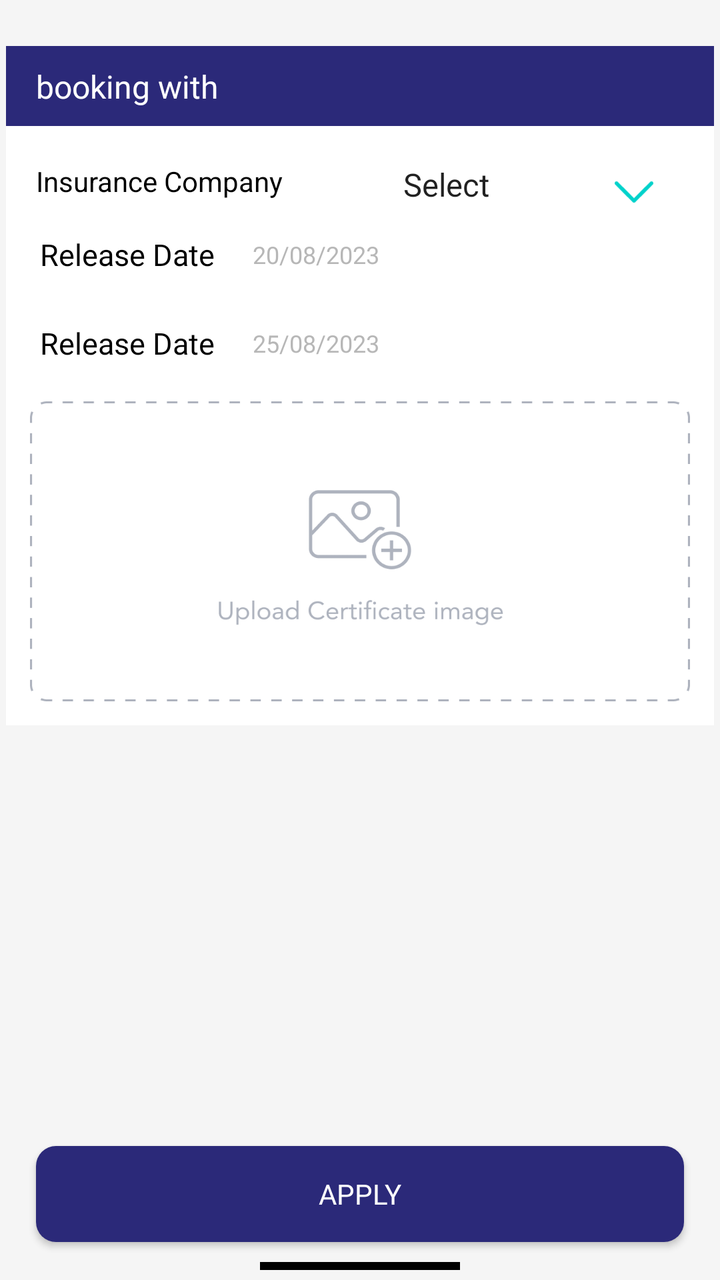
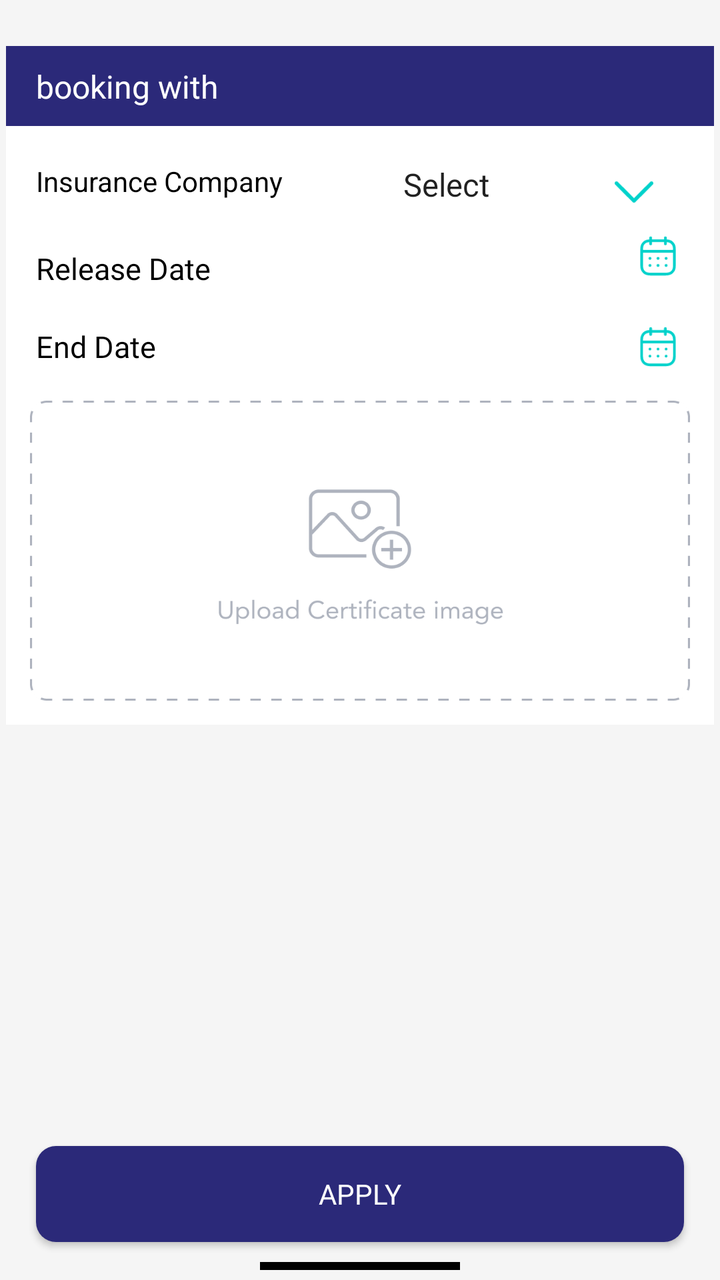

Two renders of the same Android screen: before a commit and after it. Below are the layout's source before the change and the commit's diff.
<!-- AndroidManifest.xml: application theme Theme.NewDesign -->
<!-- res/layout/layout_bottomsheet_bookwithinsurance.xml -->
<?xml version="1.0" encoding="utf-8"?>
<androidx.constraintlayout.widget.ConstraintLayout
    xmlns:android="http://schemas.android.com/apk/res/android"
    xmlns:app="http://schemas.android.com/apk/res-auto"
    xmlns:tools="http://schemas.android.com/tools"
    android:layout_width="match_parent"
    android:layout_height="450dp"
    android:id="@+id/bookwithinsurance"
    app:behavior_hideable="true"
    app:layout_behavior="com.google.android.material.bottomsheet.BottomSheetBehavior"
    android:background="@color/bg_color_gray"
    tools:context=".fragment.home.FilterFragment">

    <androidx.constraintlayout.widget.ConstraintLayout
        android:layout_width="match_parent"
        android:layout_height="match_parent"
        >



    <androidx.constraintlayout.widget.ConstraintLayout
        android:id="@+id/layout"
        android:layout_width="match_parent"
        android:layout_height="0dp"
        android:padding="3dp"
        app:layout_constraintBottom_toTopOf="@+id/btn_Apply"
        app:layout_constraintEnd_toEndOf="parent"
        app:layout_constraintStart_toStartOf="parent"
       app:layout_constraintTop_toTopOf="parent">


        <androidx.core.widget.NestedScrollView
            android:layout_width="match_parent"
            android:layout_height="wrap_content"
            app:layout_constraintTop_toTopOf="parent"
            app:layout_constraintEnd_toEndOf="parent"
            app:layout_constraintStart_toStartOf="parent"
            android:layout_marginBottom="15dp"
            >
            <androidx.constraintlayout.widget.ConstraintLayout
                android:layout_width="match_parent"
                android:layout_height="match_parent">

                <androidx.constraintlayout.widget.ConstraintLayout
                    android:id="@+id/layout_Examination"
                    android:layout_width="match_parent"
                    android:layout_height="wrap_content"
                    android:layout_marginTop="20dp"
                    android:background="@color/white"
                    app:layout_constraintEnd_toEndOf="parent"
                    app:layout_constraintStart_toStartOf="parent"
                    app:layout_constraintTop_toTopOf="parent">

                    <androidx.constraintlayout.widget.ConstraintLayout
                        android:id="@+id/layout_ExaminationtypeId"
                        android:layout_width="match_parent"
                        android:layout_height="40dp"
                        android:background="@color/blue"
                        app:layout_constraintEnd_toEndOf="parent"
                        app:layout_constraintStart_toStartOf="parent"
                        app:layout_constraintTop_toTopOf="parent">

                        <com.google.android.material.imageview.ShapeableImageView
                            android:id="@+id/iv_ExaminationtypearrowRight"
                            android:layout_width="20dp"
                            android:layout_height="20dp"
                            android:layout_marginEnd="15dp"
                            android:adjustViewBounds="true"
                            android:visibility="gone"
                            android:src="@drawable/ic_arrowup"
                            app:layout_constraintBottom_toBottomOf="parent"
                            app:layout_constraintEnd_toEndOf="parent"
                            app:layout_constraintTop_toTopOf="parent" />

                        <androidx.constraintlayout.widget.ConstraintLayout
                            android:id="@+id/layout_ivCollabsarrowdownExaminationtype"
                            android:layout_width="20dp"
                            android:layout_height="20dp"
                            android:layout_marginEnd="15dp"
                            android:background="@drawable/bg_circle"
                            android:visibility="gone"
                            app:layout_constraintBottom_toBottomOf="parent"
                            app:layout_constraintEnd_toEndOf="parent"
                            app:layout_constraintTop_toTopOf="parent">

                            <com.google.android.material.imageview.ShapeableImageView
                                android:id="@+id/ivCollabsarrowdownExaminationtype"
                                android:layout_width="12dp"
                                android:layout_height="12dp"
                                android:adjustViewBounds="true"
                                android:src="@drawable/ic_arrowdwonwhite"
                                app:layout_constraintBottom_toBottomOf="parent"
                                app:layout_constraintEnd_toEndOf="parent"
                                app:layout_constraintStart_toStartOf="parent"
                                app:layout_constraintTop_toTopOf="parent" />
                        </androidx.constraintlayout.widget.ConstraintLayout>


                        <androidx.appcompat.widget.AppCompatTextView
                            android:id="@+id/tv_Examinationtype"
                            android:layout_width="wrap_content"
                            android:layout_height="wrap_content"
                            android:layout_marginStart="15dp"
                            android:fontFamily="@font/avenirltstd_roman"
                            android:text="booking with "
                            android:textColor="@color/white"
                            android:textSize="16sp"
                            app:layout_constraintBottom_toBottomOf="parent"
                            app:layout_constraintStart_toStartOf="parent"
                            app:layout_constraintTop_toTopOf="parent" />
                    </androidx.constraintlayout.widget.ConstraintLayout>

                    <TextView android:layout_width="0dp" android:layout_height="wrap_content"
                              android:id="@+id/tv_companyname"
                              android:textColor="@color/black"
                              android:text="Insurance Company"
                              android:layout_marginStart="15dp"
                              app:layout_constraintStart_toStartOf="parent"
                              app:layout_constraintBottom_toBottomOf="@+id/layout_Examinationtypedetails"
                              app:layout_constraintTop_toBottomOf="@+id/layout_ExaminationtypeId"
                              app:layout_constraintEnd_toStartOf="@+id/layout_Examinationtypedetails"/>
                    <androidx.constraintlayout.widget.ConstraintLayout
                        android:id="@+id/layout_Examinationtypedetails"
                        android:layout_width="0dp"
                        android:layout_height="50dp"
                        android:layout_marginTop="5dp"
                        android:layout_marginStart="15dp"
                        android:layout_marginEnd="15dp"
                        android:layout_marginBottom="5dp"
                        app:layout_constraintEnd_toEndOf="parent"
                        app:layout_constraintStart_toEndOf="@+id/tv_companyname"
                        app:layout_constraintTop_toBottomOf="@+id/layout_ExaminationtypeId">

                        <androidx.appcompat.widget.AppCompatSpinner
                                android:id="@+id/sp_status"
                                android:layout_width="0dp"
                                android:layout_height="48dp"
                                android:layout_marginBottom="15dp"
                                android:layout_marginEnd="12dp"
                                android:layout_marginTop="20dp"
                                android:background="@drawable/spinner_style"
                                android:textSize="12sp"
                                android:entries="@array/choose"
                                app:layout_constraintBottom_toBottomOf="parent"
                                app:layout_constraintEnd_toEndOf="parent"
                                app:layout_constraintHorizontal_bias="1.0"
                                app:layout_constraintStart_toStartOf="parent"
                                app:layout_constraintTop_toTopOf="parent"
                                app:layout_constraintVertical_bias="0.6"/>

                        <androidx.appcompat.widget.AppCompatImageView
                            android:id="@+id/iv_sparrowdown"
                            android:layout_width="20dp"
                            android:layout_height="20dp"
                            android:layout_gravity="center_horizontal"
                            android:layout_marginEnd="15dp"
                            android:layout_marginBottom="12dp"
                            android:gravity="start"
                            android:src="@drawable/ic_arrowdwon"
                            app:layout_constraintBottom_toBottomOf="parent"
                            app:layout_constraintEnd_toEndOf="parent" />


                    </androidx.constraintlayout.widget.ConstraintLayout>


                    <androidx.constraintlayout.widget.ConstraintLayout
                            android:id="@+id/layout_ReleaseDate"
                            android:layout_width="match_parent"
                            android:layout_height="wrap_content"
                            android:padding="5dp"
                            android:layout_marginTop="10dp"
                            app:layout_constraintTop_toBottomOf="@+id/tv_companyname">


                        <androidx.appcompat.widget.AppCompatTextView
                                android:id="@+id/tv_ReleaseDate"
                                android:layout_width="wrap_content"
                                android:layout_height="wrap_content"
                                android:layout_marginStart="10dp"
                                android:fontFamily="@font/avenirltstd_roman"
                                android:gravity="start"
                                android:padding="2dp"
                                android:text="@string/release_date"
                                android:textColor="@color/black"
                                android:textSize="15sp"
                                app:layout_constraintStart_toStartOf="parent"
                                app:layout_constraintTop_toTopOf="parent" />

                        <androidx.appcompat.widget.AppCompatTextView
                                android:id="@+id/location"
                                android:layout_width="0dp"
                                android:layout_height="wrap_content"
                                android:layout_marginStart="15dp"
                                android:layout_marginEnd="15dp"
                                android:fontFamily="@font/avenirltstd_black"
                                android:gravity="start"
                                android:padding="2dp"
                                android:text="20/08/2023"
                                android:textColor="@color/gray"
                                android:textSize="12sp"
                                app:layout_constraintEnd_toEndOf="parent"
                                app:layout_constraintStart_toEndOf="@+id/tv_ReleaseDate"
                                app:layout_constraintBottom_toBottomOf="parent"
                                app:layout_constraintTop_toTopOf="parent" />
                    </androidx.constraintlayout.widget.ConstraintLayout>

                    <androidx.constraintlayout.widget.ConstraintLayout
                            android:id="@+id/layout_Expirydate"
                            android:layout_width="match_parent"
                            android:layout_height="wrap_content"
                            android:padding="5dp"
                            android:layout_marginTop="10dp"
                            app:layout_constraintTop_toBottomOf="@+id/layout_ReleaseDate">


                        <androidx.appcompat.widget.AppCompatTextView
                                android:id="@+id/tv_Expirydate"
                                android:layout_width="wrap_content"
                                android:layout_height="wrap_content"
                                android:layout_marginStart="10dp"
                                android:fontFamily="@font/avenirltstd_roman"
                                android:gravity="start"
                                android:padding="2dp"
                                android:text="@string/release_date"
                                android:textColor="@color/black"
                                android:textSize="15sp"
                                app:layout_constraintStart_toStartOf="parent"
                                app:layout_constraintTop_toTopOf="parent" />

                        <androidx.appcompat.widget.AppCompatTextView
                                android:id="@+id/Expirydate"
                                android:layout_width="0dp"
                                android:layout_height="wrap_content"
                                android:layout_marginStart="15dp"
                                android:layout_marginEnd="15dp"
                                android:fontFamily="@font/avenirltstd_black"
                                android:gravity="start"
                                android:padding="2dp"
                                android:text="25/08/2023"
                                android:textColor="@color/gray"
                                android:textSize="12sp"
                                app:layout_constraintEnd_toEndOf="parent"
                                app:layout_constraintStart_toEndOf="@+id/tv_Expirydate"
                                app:layout_constraintBottom_toBottomOf="parent"
                                app:layout_constraintTop_toTopOf="parent" />
                    </androidx.constraintlayout.widget.ConstraintLayout>


                    <com.google.android.material.card.MaterialCardView
                            android:id="@+id/card_certificate"
                            android:layout_width="match_parent"
                            android:layout_height="150dp"
                            android:layout_margin="12dp"
                            app:cardCornerRadius="6dp"
                            app:cardElevation="0dp"
                            app:layout_constraintBottom_toBottomOf="parent"
                            app:layout_constraintStart_toStartOf="parent"
                            app:layout_constraintEnd_toEndOf="parent"
                            app:layout_constraintTop_toBottomOf="@+id/layout_Expirydate"
                    >

                        <ImageView
                                android:id="@+id/iv_certificate"
                                android:layout_width="match_parent"
                                android:layout_height="match_parent"
                                android:scaleType="fitXY"
                                android:src="@drawable/certificate_image" />
                    </com.google.android.material.card.MaterialCardView>


                </androidx.constraintlayout.widget.ConstraintLayout>



            </androidx.constraintlayout.widget.ConstraintLayout>

        </androidx.core.widget.NestedScrollView>

    </androidx.constraintlayout.widget.ConstraintLayout>


    <androidx.appcompat.widget.AppCompatButton
        android:id="@+id/btn_Apply"
        android:layout_width="0dp"
        android:layout_height="wrap_content"
        android:layout_marginTop="15dp"
        android:layout_marginBottom="10dp"
        android:background="@drawable/bg_chooselang_button"
        android:fontFamily="@font/avenirltstd_black"
        android:padding="5dp"
        android:text="@string/apply"
        android:textColor="@color/white"
        android:textSize="14sp"
        app:layout_constraintBottom_toTopOf="@+id/imageView"
        app:layout_constraintEnd_toEndOf="parent"
        app:layout_constraintStart_toStartOf="parent"
        app:layout_constraintTop_toBottomOf="@+id/layout"
        app:layout_constraintWidth_percent=".9" />
        <ProgressBar
            android:id="@+id/progress_bar"
            android:layout_width="wrap_content"
            android:layout_height="wrap_content"
            app:layout_constraintEnd_toEndOf="@+id/btn_Apply"
            app:layout_constraintStart_toStartOf="@+id/btn_Apply"
            app:layout_constraintBottom_toBottomOf="@+id/btn_Apply"
            app:layout_constraintTop_toTopOf="@+id/btn_Apply"
            android:visibility="gone"
            />

    <ImageView
        android:id="@+id/imageView"
        android:layout_width="100dp"
        android:layout_height="4dp"
        android:layout_marginTop="20dp"
        android:layout_marginBottom="5dp"
        android:adjustViewBounds="true"
        android:background="@color/black"
        app:layout_constraintBottom_toBottomOf="parent"
        app:layout_constraintEnd_toEndOf="parent"
        app:layout_constraintStart_toStartOf="parent" />

    </androidx.constraintlayout.widget.ConstraintLayout>

</androidx.constraintlayout.widget.ConstraintLayout>
<!-- resources referenced by this layout -->
<resources>
  <array name="choose">
          <item>Select</item>
      </array>
  <color name="bg_color_gray">#F5F5F5</color>
  <color name="black">#FF000000</color>
  <color name="blue">#2B2979</color>
  <color name="gray">#B7B7B7</color>
  <color name="white">#FFFFFFFF</color>
  <!-- drawable bg_chooselang_button (drawable) -->
  <?xml version="1.0" encoding="utf-8"?>
  <shape xmlns:android="http://schemas.android.com/apk/res/android"
      android:shape="rectangle"
      >
  
      <corners android:radius="10dp"/>
      <solid android:color="@color/blue"/>
  
  
  </shape>
  <!-- drawable bg_circle (drawable) -->
  <?xml version="1.0" encoding="utf-8"?>
  <shape xmlns:android="http://schemas.android.com/apk/res/android"
      android:shape="oval"
      >
  
      <size android:width="20dp" android:height="20dp"/>
      <solid android:color="@color/blue"/>
  
  </shape>
  <!-- drawable ic_arrowdwon (drawable) -->
  <vector xmlns:android="http://schemas.android.com/apk/res/android"
      android:width="16dp"
      android:height="10dp"
      android:viewportWidth="16"
      android:viewportHeight="10">
    <path
        android:pathData="M0.47,0.97C0.736,0.703 1.153,0.679 1.446,0.897L1.53,0.97L8,7.439L14.47,0.97C14.736,0.703 15.153,0.679 15.446,0.897L15.53,0.97C15.797,1.236 15.821,1.653 15.603,1.946L15.53,2.03L8.53,9.03C8.264,9.297 7.847,9.321 7.554,9.103L7.47,9.03L0.47,2.03C0.177,1.737 0.177,1.263 0.47,0.97Z"
        android:fillColor="#00D2CB"/>
  </vector>
  <!-- drawable ic_arrowdwonwhite (drawable) -->
  <vector xmlns:android="http://schemas.android.com/apk/res/android"
      android:width="16dp"
      android:height="10dp"
      android:viewportWidth="16"
      android:viewportHeight="10">
    <path
        android:pathData="M0.47,0.97C0.736,0.703 1.153,0.679 1.446,0.897L1.53,0.97L8,7.439L14.47,0.97C14.736,0.703 15.153,0.679 15.446,0.897L15.53,0.97C15.797,1.236 15.821,1.653 15.603,1.946L15.53,2.03L8.53,9.03C8.264,9.297 7.847,9.321 7.554,9.103L7.47,9.03L0.47,2.03C0.177,1.737 0.177,1.263 0.47,0.97Z"
        android:fillColor="#FFFFFF"/>
  </vector>
  <!-- drawable spinner_style (drawable) -->
  <?xml version="1.0" encoding="utf-8"?>
  <selector xmlns:android="http://schemas.android.com/apk/res/android"
      >
  
      <item>
          <layer-list>
              <item>
                  <shape  android:shape="rectangle">
                      <solid   android:color="@color/white"/>
                      <corners android:radius="4dp"/>
                      <padding android:left="6dp" android:right="6dp"/>
                  </shape>
  
              </item>
  
  
          </layer-list>
      </item>
  
  </selector>
  <string name="apply">Apply</string>
  <string name="release_date">Release Date</string>
  <style name="Theme.NewDesign" parent="Theme.MaterialComponents.DayNight.NoActionBar">
          
          <item name="colorPrimary">@color/purple_500</item>
          <item name="colorPrimaryVariant">@color/purple_700</item>
          <item name="colorOnPrimary">@color/white</item>
          
          <item name="colorSecondary">#0639BA</item>
          <item name="colorSecondaryVariant">@color/teal_700</item>
          <item name="colorOnSecondary">@color/black</item>
          
          <item name="android:statusBarColor">?attr/colorPrimaryVariant</item>
          
      </style>
  <color name="purple_500">#FF6200EE</color>
  <color name="purple_700">#FF3700B3</color>
  <color name="teal_700">#FF018786</color>
  <!-- unchanged entries left out for length: 2 -->
</resources>

<!-- the commit's change to res/layout/layout_bottomsheet_bookwithinsurance.xml (unified diff, before → after) -->
@@ -168,8 +168,8 @@
                             android:id="@+id/layout_ReleaseDate"
                             android:layout_width="match_parent"
                             android:layout_height="wrap_content"
-                            android:padding="5dp"
-                            android:layout_marginTop="10dp"
+                            android:layout_marginTop="15dp"
+                            android:padding="3dp"
                             app:layout_constraintTop_toBottomOf="@+id/tv_companyname">
 
 
@@ -184,11 +184,12 @@
                                 android:text="@string/release_date"
                                 android:textColor="@color/black"
                                 android:textSize="15sp"
+                                app:layout_constraintBottom_toBottomOf="parent"
                                 app:layout_constraintStart_toStartOf="parent"
                                 app:layout_constraintTop_toTopOf="parent" />
 
                         <androidx.appcompat.widget.AppCompatTextView
-                                android:id="@+id/location"
+                                android:id="@+id/releaseDate"
                                 android:layout_width="0dp"
                                 android:layout_height="wrap_content"
                                 android:layout_marginStart="15dp"
@@ -196,21 +197,34 @@
                                 android:fontFamily="@font/avenirltstd_black"
                                 android:gravity="start"
                                 android:padding="2dp"
-                                android:text="20/08/2023"
-                                android:textColor="@color/gray"
+                                android:text=""
+                                android:textColor="@color/blue"
                                 android:textSize="12sp"
-                                app:layout_constraintEnd_toEndOf="parent"
                                 app:layout_constraintStart_toEndOf="@+id/tv_ReleaseDate"
                                 app:layout_constraintBottom_toBottomOf="parent"
                                 app:layout_constraintTop_toTopOf="parent" />
+
+                        <androidx.appcompat.widget.AppCompatImageView
+                                android:id="@+id/iv_releaseDate"
+                                android:layout_width="20dp"
+                                android:layout_height="20dp"
+                                android:layout_gravity="center_horizontal"
+                                android:layout_marginEnd="15dp"
+                                android:layout_marginBottom="12dp"
+                                android:gravity="start"
+                                android:src="@drawable/ic_calender"
+                                app:layout_constraintTop_toTopOf="parent"
+                                app:layout_constraintBottom_toBottomOf="parent"
+                                app:layout_constraintEnd_toEndOf="parent" />
                     </androidx.constraintlayout.widget.ConstraintLayout>
 
                     <androidx.constraintlayout.widget.ConstraintLayout
                             android:id="@+id/layout_Expirydate"
                             android:layout_width="match_parent"
                             android:layout_height="wrap_content"
-                            android:padding="5dp"
-                            android:layout_marginTop="10dp"
+                            android:layout_marginTop="5dp"
+                            android:layout_marginBottom="5dp"
+                            android:padding="3dp"
                             app:layout_constraintTop_toBottomOf="@+id/layout_ReleaseDate">
 
 
@@ -222,14 +236,15 @@
                                 android:fontFamily="@font/avenirltstd_roman"
                                 android:gravity="start"
                                 android:padding="2dp"
-                                android:text="@string/release_date"
+                                android:text="@string/end_date"
                                 android:textColor="@color/black"
                                 android:textSize="15sp"
+                                app:layout_constraintBottom_toBottomOf="parent"
                                 app:layout_constraintStart_toStartOf="parent"
                                 app:layout_constraintTop_toTopOf="parent" />
 
                         <androidx.appcompat.widget.AppCompatTextView
-                                android:id="@+id/Expirydate"
+                                android:id="@+id/endDate"
                                 android:layout_width="0dp"
                                 android:layout_height="wrap_content"
                                 android:layout_marginStart="15dp"
@@ -237,13 +252,23 @@
                                 android:fontFamily="@font/avenirltstd_black"
                                 android:gravity="start"
                                 android:padding="2dp"
-                                android:text="25/08/2023"
-                                android:textColor="@color/gray"
+                                android:text=""
+                                android:textColor="@color/blue"
                                 android:textSize="12sp"
-                                app:layout_constraintEnd_toEndOf="parent"
                                 app:layout_constraintStart_toEndOf="@+id/tv_Expirydate"
                                 app:layout_constraintBottom_toBottomOf="parent"
                                 app:layout_constraintTop_toTopOf="parent" />
+                        <androidx.appcompat.widget.AppCompatImageView
+                                android:id="@+id/iv_endDate"
+                                android:layout_width="20dp"
+                                android:layout_height="20dp"
+                                android:layout_gravity="center_horizontal"
+                                android:layout_marginEnd="15dp"
+                                android:gravity="start"
+                                android:src="@drawable/ic_calender"
+                                app:layout_constraintTop_toTopOf="parent"
+                                app:layout_constraintBottom_toBottomOf="parent"
+                                app:layout_constraintEnd_toEndOf="parent" />
                     </androidx.constraintlayout.widget.ConstraintLayout>
 
 
@@ -260,7 +285,7 @@
                             app:layout_constraintTop_toBottomOf="@+id/layout_Expirydate"
                     >
 
-                        <ImageView
+                        <com.google.android.material.imageview.ShapeableImageView
                                 android:id="@+id/iv_certificate"
                                 android:layout_width="match_parent"
                                 android:layout_height="match_parent"
<!-- resource entries referenced after the edit -->
@@ -6,7 +6,6 @@
   <color name="bg_color_gray">#F5F5F5</color>
   <color name="black">#FF000000</color>
   <color name="blue">#2B2979</color>
-  <color name="gray">#B7B7B7</color>
   <color name="white">#FFFFFFFF</color>
   <!-- drawable bg_chooselang_button (drawable) -->
   <?xml version="1.0" encoding="utf-8"?>
@@ -49,6 +48,7 @@
         android:pathData="M0.47,0.97C0.736,0.703 1.153,0.679 1.446,0.897L1.53,0.97L8,7.439L14.47,0.97C14.736,0.703 15.153,0.679 15.446,0.897L15.53,0.97C15.797,1.236 15.821,1.653 15.603,1.946L15.53,2.03L8.53,9.03C8.264,9.297 7.847,9.321 7.554,9.103L7.47,9.03L0.47,2.03C0.177,1.737 0.177,1.263 0.47,0.97Z"
         android:fillColor="#FFFFFF"/>
   </vector>
+  <!-- drawable ic_calender: vector/xml drawable (drawable, 2685 chars, omitted) -->
   <!-- drawable spinner_style (drawable) -->
   <?xml version="1.0" encoding="utf-8"?>
   <selector xmlns:android="http://schemas.android.com/apk/res/android"
@@ -71,6 +71,7 @@
   
   </selector>
   <string name="apply">Apply</string>
+  <string name="end_date">End Date</string>
   <string name="release_date">Release Date</string>
   <style name="Theme.NewDesign" parent="Theme.MaterialComponents.DayNight.NoActionBar">
           
